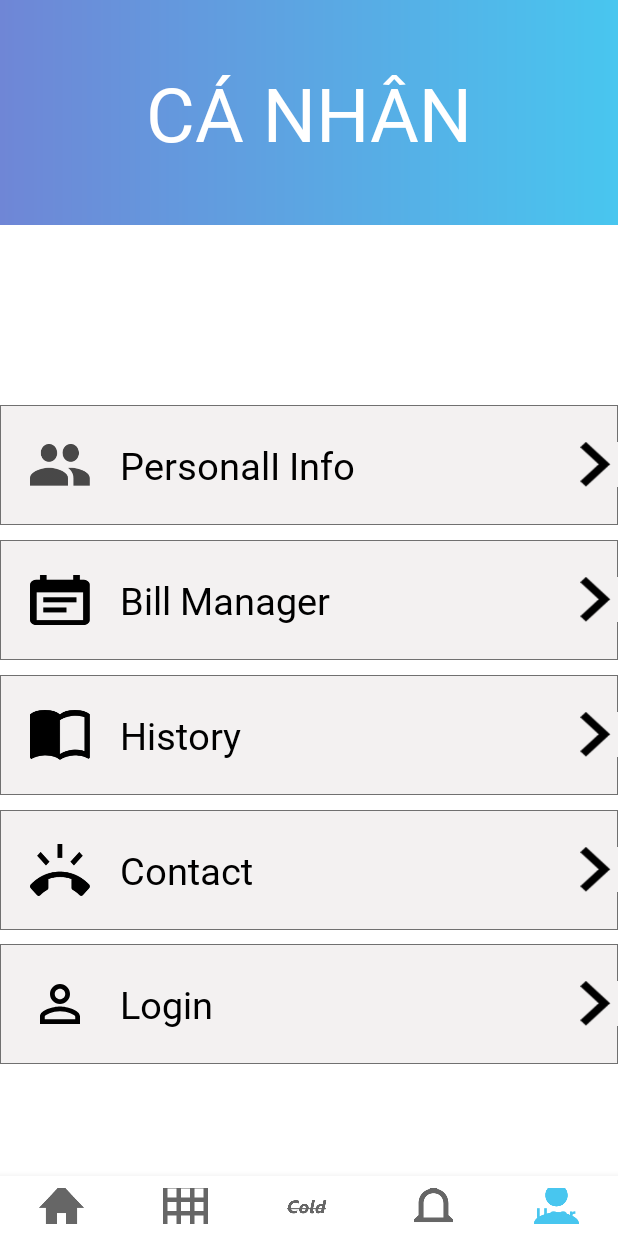
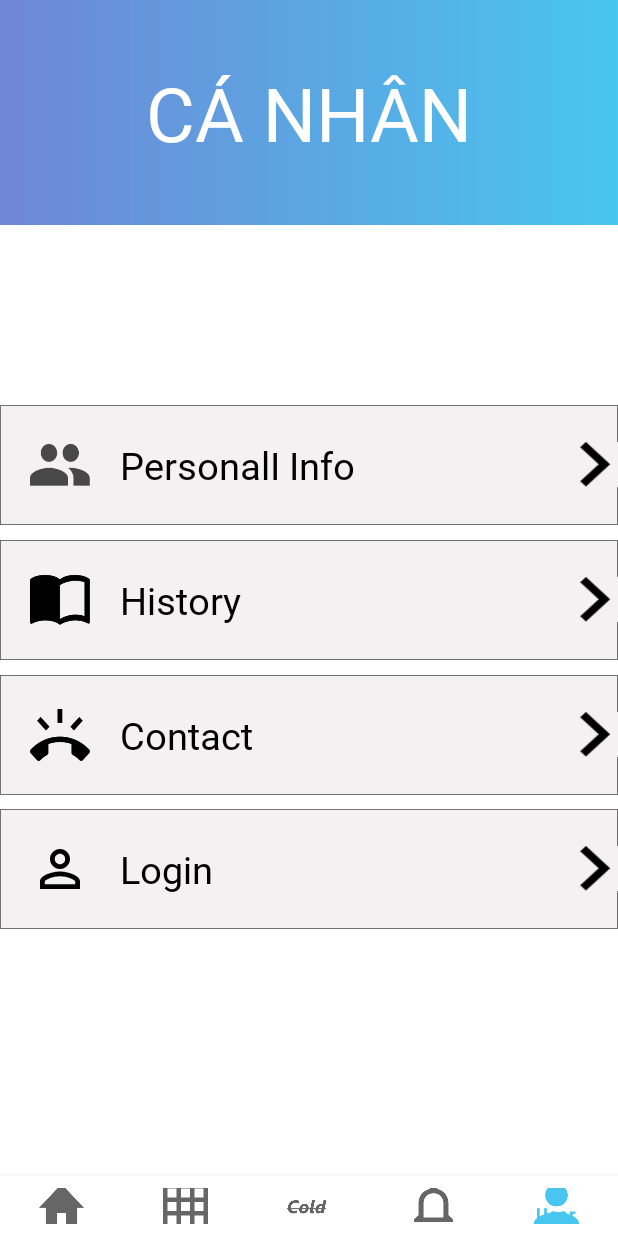
Before and after one commit to dobadov3/ClothesShop, an Android app: the screen it shows after launch (MainActivity), item 5 of the bottom bar chosen, on a phone screen of 412 x 824 dp. Run offline under Robolectric (Android 15) with nearby library versions, the phone set to English and light mode, and no system bars; our stand-ins replace Picasso; libraries missing offline, so code that uses them is left out: com.facebook, net.sourceforge.jtds; 5 statements that could not run were skipped.

Commit message:
Final commit

```diff
--- a/app/src/main/java/com/example/clothesshop/fragment/UserFragment.java
+++ b/app/src/main/java/com/example/clothesshop/fragment/UserFragment.java
@@ -78,7 +78,7 @@ public class UserFragment extends Fragment {
     public static boolean CheckLogin = false;
     RelativeLayout relativeLayoutInfo;
     static RelativeLayout relativeLayoutLogout, relativeLayoutLogin;
-    RelativeLayout relativeLayoutBill;
+//    RelativeLayout relativeLayoutBill;
     RelativeLayout relativeLayoutHistory;
     RelativeLayout relativeLayoutContact;
     static ImageView imageView;
@@ -89,7 +89,7 @@ public class UserFragment extends Fragment {
         View view = inflater.inflate(R.layout.fragment_user, container, false);
 
         relativeLayoutInfo = view.findViewById(R.id.relative2);
-        relativeLayoutBill = view.findViewById(R.id.relative3);
+//        relativeLayoutBill = view.findViewById(R.id.relative3);
         relativeLayoutHistory = view.findViewById(R.id.relative4);
         relativeLayoutContact = view.findViewById(R.id.relative5);
         relativeLayoutLogout = view.findViewById(R.id.relative6);
@@ -129,12 +129,12 @@ public class UserFragment extends Fragment {
             }
         });
 
-        relativeLayoutBill.setOnClickListener(new View.OnClickListener() {
-            @Override
-            public void onClick(View v) {
-                onClickRelativeBill(v);
-            }
-        });
+//        relativeLayoutBill.setOnClickListener(new View.OnClickListener() {
+//            @Override
+//            public void onClick(View v) {
+//                onClickRelativeBill(v);
+//            }
+//        });
 
         relativeLayoutHistory.setOnClickListener(new View.OnClickListener() {
             @Override
--- a/app/src/main/res/layout/activity_main.xml
+++ b/app/src/main/res/layout/activity_main.xml
@@ -33,16 +33,6 @@
             android:src="@drawable/ic_shopping_cart_24px"
             style="@style/MaterialAlertDialog.MaterialComponents.Title.Icon.CenterStacked"
             android:background="@color/white"/>
-        <ImageButton
-            android:layout_width="70px"
-            android:layout_height="70px"
-            android:layout_toLeftOf="@+id/shopcart"
-            android:layout_centerVertical="true"
-            android:id="@+id/message"
-            android:src="@drawable/ic_chat_bubble_outline_24px"
-            style="@style/MaterialAlertDialog.MaterialComponents.Title.Icon.CenterStacked"
-            android:background="@color/white"/>
-
     </RelativeLayout>
     <EditText
         android:layout_width="350dp"
--- a/app/src/main/res/layout/fragment_cart.xml
+++ b/app/src/main/res/layout/fragment_cart.xml
@@ -28,7 +28,6 @@
             <ImageButton
                 android:layout_width="40dp"
                 android:layout_height="40dp"
-                android:src="@drawable/image_2"
                 android:scaleType="fitCenter"
                 android:background="@color/white"
                 android:id="@+id/img1"/>
@@ -37,7 +36,6 @@
                 android:layout_width="40dp"
                 android:layout_height="40dp"
                 android:layout_marginLeft="10dp"
-                android:src="@drawable/image_3"
                 android:scaleType="fitCenter"
                 android:background="@color/white"
                 android:id="@+id/img2" />
@@ -46,7 +44,6 @@
                 android:layout_width="40dp"
                 android:layout_height="40dp"
                 android:layout_marginLeft="10dp"
-                android:src="@drawable/image_4"
                 android:scaleType="fitCenter"
                 android:background="@color/white"
                 android:id="@+id/img3"/>
@@ -55,7 +52,6 @@
                 android:layout_width="40dp"
                 android:layout_height="40dp"
                 android:layout_marginLeft="10dp"
-                android:src="@drawable/image_5"
                 android:scaleType="fitCenter"
                 android:background="@color/white"
                 android:id="@+id/img4"/>
@@ -243,7 +239,7 @@
 
         <androidx.recyclerview.widget.RecyclerView
             android:layout_width="match_parent"
-            android:layout_height="200dp"
+            android:layout_height="wrap_content"
             android:layout_marginTop="30dp"
             android:id="@+id/recyclerviewRating"
             android:layout_below="@+id/relativeDescription"/>
--- a/app/src/main/res/layout/fragment_user.xml
+++ b/app/src/main/res/layout/fragment_user.xml
@@ -80,40 +80,40 @@
 
     </RelativeLayout>
 
-    <RelativeLayout
-        android:layout_width="match_parent"
-        android:layout_height="wrap_content"
-        android:id="@+id/relative3"
-        android:background="@drawable/custom_rl"
-        android:layout_marginTop="10dp"
-        android:layout_below="@+id/relative2">
+<!--    <RelativeLayout-->
+<!--        android:layout_width="match_parent"-->
+<!--        android:layout_height="wrap_content"-->
+<!--        android:id="@+id/relative3"-->
+<!--        android:background="@drawable/custom_rl"-->
+<!--        android:layout_marginTop="10dp"-->
+<!--        android:layout_below="@+id/relative2">-->
 
-        <ImageView
-            android:layout_width="40dp"
-            android:layout_height="40dp"
-            android:src="@drawable/ic_event_note_24px"
-            android:id="@+id/imageBill"
-            android:layout_margin="20dp"/>
-        <TextView
-            android:layout_width="wrap_content"
-            android:layout_height="wrap_content"
-            android:fontFamily="@font/segoeuil"
-            android:textColor="@color/black"
-            android:text="@string/bill_manager"
-            android:textSize="25dp"
-            android:layout_centerVertical="true"
-            android:layout_toRightOf="@+id/imageBill"/>
-        <ImageButton
-            android:layout_width="30dp"
-            android:layout_height="30dp"
-            android:layout_alignParentRight="true"
-            android:layout_centerVertical="true"
-            android:scaleType="fitCenter"
-            android:src="@drawable/ic_chevron_right_24px"
-            android:id="@+id/btnBill"
-            android:background="#F3F1F1"/>
+<!--        <ImageView-->
+<!--            android:layout_width="40dp"-->
+<!--            android:layout_height="40dp"-->
+<!--            android:src="@drawable/ic_event_note_24px"-->
+<!--            android:id="@+id/imageBill"-->
+<!--            android:layout_margin="20dp"/>-->
+<!--        <TextView-->
+<!--            android:layout_width="wrap_content"-->
+<!--            android:layout_height="wrap_content"-->
+<!--            android:fontFamily="@font/segoeuil"-->
+<!--            android:textColor="@color/black"-->
+<!--            android:text="@string/bill_manager"-->
+<!--            android:textSize="25dp"-->
+<!--            android:layout_centerVertical="true"-->
+<!--            android:layout_toRightOf="@+id/imageBill"/>-->
+<!--        <ImageButton-->
+<!--            android:layout_width="30dp"-->
+<!--            android:layout_height="30dp"-->
+<!--            android:layout_alignParentRight="true"-->
+<!--            android:layout_centerVertical="true"-->
+<!--            android:scaleType="fitCenter"-->
+<!--            android:src="@drawable/ic_chevron_right_24px"-->
+<!--            android:id="@+id/btnBill"-->
+<!--            android:background="#F3F1F1"/>-->
 
-    </RelativeLayout>
+<!--    </RelativeLayout>-->
 
     <RelativeLayout
         android:layout_width="match_parent"
@@ -121,7 +121,7 @@
         android:id="@+id/relative4"
         android:background="@drawable/custom_rl"
         android:layout_marginTop="10dp"
-        android:layout_below="@+id/relative3">
+        android:layout_below="@+id/relative2">
 
         <ImageView
             android:layout_width="40dp"
```
Also changed, not shown: app/src/main/java/com/example/clothesshop/fragment/ContactFragment.java (+22 -2 lines), app/src/main/res/layout/fragment_contact.xml (+2 -5 lines), app/src/main/res/drawable/ic_chat_bubble_outline_24px.png (deleted), app/src/main/res/drawable/image_2.png (deleted), app/src/main/res/drawable/image_3.png (deleted), app/src/main/res/drawable/image_4.png (deleted), app/src/main/res/drawable/image_5.png (deleted).
